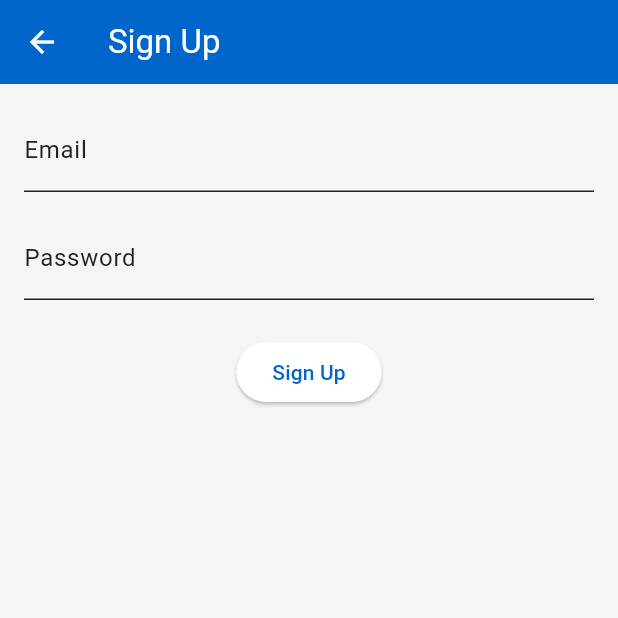
After one commit to zkwokleung/flutter-app-template, a Flutter app: the screen it shows after launch, after a tap on "Go to Sign up", on a phone screen of 412 x 824 dp, the top half of it. The commit adds this screen. Run offline on Flutter 3.47's test engine with Material 3 defaults, Android fonts, the phone set to English and light mode, and no system bars; our stand-ins replace firebase_auth, flutter_local_notifications, flutter_riverpod, go_router, google_sign_in, shared_preferences and 1 more; accounts and stored records are empty; generated files the repository leaves out were written again.

Commit message:
feat: added firebase auth feature

```diff
--- a/lib/bootstrap.dart
+++ b/lib/bootstrap.dart
@@ -7,6 +7,11 @@ Future<ProviderScope> createAppScope() async {
   final localNotificationService = LocalNotificationService();
   await localNotificationService.init();
 
+  // Uncomment the following lines if you want to initialize Firebase
+  // await Firebase.initializeApp(
+  //   options: DefaultFirebaseOptions.currentPlatform,
+  // );
+
   return ProviderScope(
     overrides: [
       localNotificationServiceProvider
--- /dev/null
+++ b/lib/features/auth/application/auth_controller.dart
@@ -0,0 +1,40 @@
+import 'package:flutter_riverpod/flutter_riverpod.dart';
+import '../domain/auth_repository.dart';
+import '../domain/auth_state.dart';
+import '../infrastructure/firebase_auth_repository.dart';
+
+final authRepositoryProvider = Provider<AuthRepository>((ref) {
+  return FirebaseAuthRepository();
+});
+
+final authControllerProvider =
+    StateNotifierProvider<AuthController, AuthState>((ref) {
+  return AuthController(ref.read(authRepositoryProvider));
+});
+
+class AuthController extends StateNotifier<AuthState> {
+  final AuthRepository _repo;
+  AuthController(this._repo) : super(const AuthState.unauthenticated()) {
+    _repo.authStateChanges().listen((user) {
+      state = user != null
+          ? AuthState.authenticated(user.email ?? '')
+          : const AuthState.unauthenticated();
+    });
+  }
+
+  Future<void> login(String email, String password) async {
+    await _repo.login(email, password);
+  }
+
+  Future<void> signUp(String email, String password) async {
+    await _repo.signUp(email, password);
+  }
+
+  Future<void> signInWithGoogle() async {
+    await _repo.signInWithGoogle();
+  }
+
+  Future<void> logout() async {
+    await _repo.logout();
+  }
+}
--- /dev/null
+++ b/lib/features/auth/domain/auth_repository.dart
@@ -0,0 +1,9 @@
+import 'package:firebase_auth/firebase_auth.dart';
+
+abstract class AuthRepository {
+  Stream<User?> authStateChanges();
+  Future<void> signUp(String email, String password);
+  Future<void> login(String email, String password);
+  Future<void> signInWithGoogle();
+  Future<void> logout();
+}
--- /dev/null
+++ b/lib/features/auth/domain/auth_state.dart
@@ -0,0 +1,9 @@
+class AuthState {
+  final String? email;
+  final bool isAuthenticated;
+
+  const AuthState._(this.email, this.isAuthenticated);
+
+  const AuthState.authenticated(String email) : this._(email, true);
+  const AuthState.unauthenticated() : this._(null, false);
+}
--- /dev/null
+++ b/lib/features/auth/presentation/signup_screen.dart
@@ -0,0 +1,82 @@
+import 'package:flutter/material.dart';
+import 'package:flutter_riverpod/flutter_riverpod.dart';
+import '../application/auth_controller.dart';
+
+class SignUpScreen extends ConsumerStatefulWidget {
+  const SignUpScreen({super.key});
+
+  @override
+  ConsumerState<SignUpScreen> createState() => _SignUpScreenState();
+}
+
+class _SignUpScreenState extends ConsumerState<SignUpScreen> {
+  final _emailController = TextEditingController();
+  final _passwordController = TextEditingController();
+  final _formKey = GlobalKey<FormState>();
+
+  bool _loading = false;
+  String? _error;
+
+  Future<void> _signUp() async {
+    if (!_formKey.currentState!.validate()) return;
+
+    setState(() {
+      _loading = true;
+      _error = null;
+    });
+
+    final controller = ref.read(authControllerProvider.notifier);
+
+    try {
+      await controller.signUp(
+        _emailController.text.trim(),
+        _passwordController.text.trim(),
+      );
+    } catch (e) {
+      setState(() => _error = 'Sign-up failed: ${e.toString()}');
+    } finally {
+      setState(() => _loading = false);
+    }
+  }
+
+  @override
+  Widget build(BuildContext context) {
+    return Scaffold(
+      appBar: AppBar(title: const Text('Sign Up')),
+      body: Padding(
+        padding: const EdgeInsets.all(16),
+        child: Form(
+          key: _formKey,
+          child: Column(
+            children: [
+              if (_error != null)
+                Text(_error!, style: const TextStyle(color: Colors.red)),
+              TextFormField(
+                controller: _emailController,
+                decoration: const InputDecoration(labelText: 'Email'),
+                validator: (val) => val == null || !val.contains('@')
+                    ? 'Enter a valid email'
+                    : null,
+              ),
+              const SizedBox(height: 16),
+              TextFormField(
+                controller: _passwordController,
+                decoration: const InputDecoration(labelText: 'Password'),
+                obscureText: true,
+                validator: (val) =>
+                    val != null && val.length >= 6 ? null : 'Min 6 characters',
+              ),
+              const SizedBox(height: 24),
+              _loading
+                  ? const CircularProgressIndicator()
+                  : ElevatedButton(
+                      onPressed: _signUp,
+                      child: const Text('Sign Up'),
+                    ),
+            ],
+          ),
+        ),
+      ),
+    );
+  }
+}
--- a/lib/features/home/presentation/home_screen.dart
+++ b/lib/features/home/presentation/home_screen.dart
@@ -21,6 +21,14 @@ class HomeScreen extends ConsumerWidget {
               child: const Text('Go to Settings'),
             ),
             ElevatedButton(
+              onPressed: () => context.push('/login'),
+              child: const Text('Go to Login'),
+            ),
+            ElevatedButton(
+              onPressed: () => context.push('/signup'),
+              child: const Text('Go to Sign up'),
+            ),
+            ElevatedButton(
               onPressed: () {
                 final notification = ref.read(localNotificationServiceProvider);
                 notification.showNotification(
--- a/lib/features/layout/presentation/app_shell.dart
+++ b/lib/features/layout/presentation/app_shell.dart
@@ -16,7 +16,15 @@ class AppShell extends StatelessWidget {
     final tabs = [
       _TabItem(label: l10n.homeTitle, icon: Icons.home, route: '/'),
       _TabItem(
-          label: l10n.settingsTitle, icon: Icons.settings, route: '/settings'),
+        label: l10n.settingsTitle,
+        icon: Icons.settings,
+        route: '/settings',
+      ),
+      _TabItem(
+        label: l10n.profileTitle,
+        icon: Icons.person,
+        route: '/profile',
+      ),
     ];
 
     final currentIndex = tabs.indexWhere((tab) => location.endsWith(tab.route));
--- a/lib/router/app_router.dart
+++ b/lib/router/app_router.dart
@@ -1,3 +1,6 @@
+import 'package:flutter_app_template/features/auth/presentation/login_screen.dart';
+import 'package:flutter_app_template/features/auth/presentation/profile_screen.dart';
+import 'package:flutter_app_template/features/auth/presentation/signup_screen.dart';
 import 'package:flutter_app_template/features/home/presentation/home_screen.dart';
 import 'package:flutter_app_template/features/layout/presentation/app_shell.dart';
 import 'package:flutter_app_template/features/settings/presentation/setting_screen.dart';
@@ -19,8 +22,20 @@ final routerProvider = Provider<GoRouter>((ref) {
             path: '/settings',
             builder: (context, state) => const SettingsScreen(),
           ),
+          GoRoute(
+            path: '/profile',
+            builder: (context, state) => const ProfileScreen(),
+          ),
         ],
       ),
+      GoRoute(
+        path: '/login',
+        builder: (context, state) => const LoginScreen(),
+      ),
+      GoRoute(
+        path: '/signup',
+        builder: (context, state) => const SignUpScreen(),
+      )
     ],
   );
 });
--- a/pubspec.yaml
+++ b/pubspec.yaml
@@ -24,6 +24,9 @@ dependencies:
   intl: any
   flutter_local_notifications: ^19.0.0
   timezone: ^0.10.0
+  firebase_core: ^3.13.0
+  firebase_auth: ^5.5.2
+  google_sign_in: ^6.3.0
 
 dev_dependencies:
   flutter_test:
```
Also changed, not shown: lib/features/auth/infrastructure/firebase_auth_repository.dart (added, +41 -0 lines), lib/features/auth/presentation/login_screen.dart (added, +31 -0 lines), lib/features/auth/presentation/profile_screen.dart (added, +36 -0 lines), lib/l10n/app_en.arb (+9 -1 lines), lib/l10n/app_zh.arb (+9 -1 lines), pubspec.lock, 3 other files.
